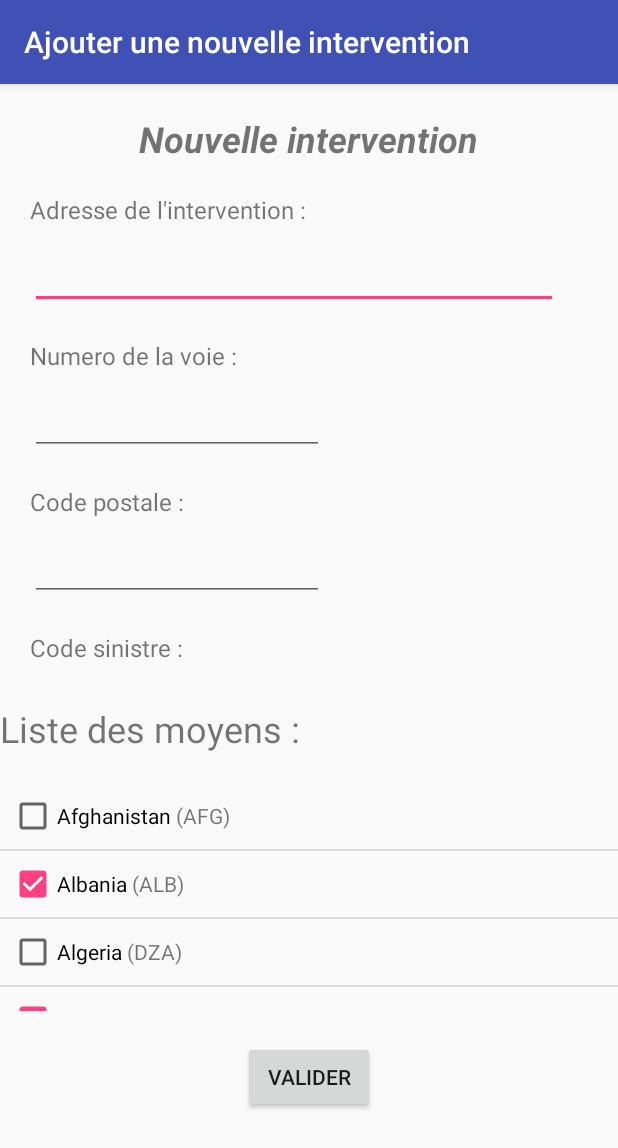
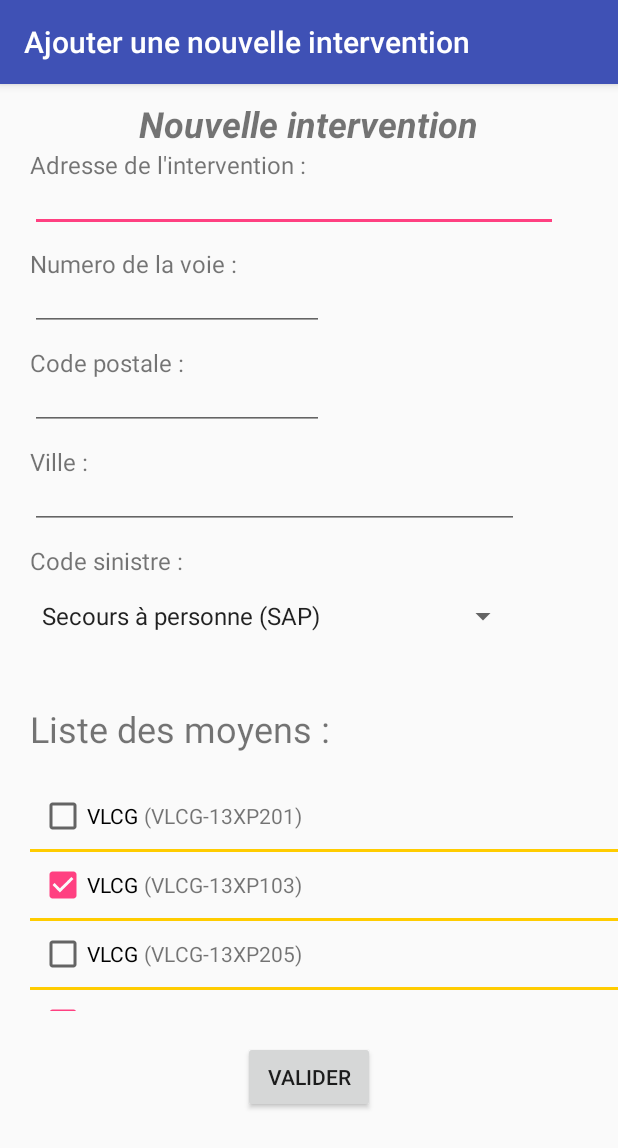
Before and after one commit to Tanaht/codis-groupe-a, an Android app: the screen it shows after launch (NewInterventionActivity), on a phone screen of 412 x 824 dp. Shown: the top 1148 px of the screen. Run offline under Robolectric (Android 15) with nearby library versions, the phone set to English and light mode, and no system bars.

Commit message:
[US-1][#19] : Add Moyen DAO & Moyen Service
+ Moyen DAO
+ Moyen Service
+ Moyen List Adapter
+ Design Page Nouvelle Intervention

```diff
--- a/android/app/src/main/java/ila/fr/codisintervention/Activities/NewInterventionActivity.java
+++ b/android/app/src/main/java/ila/fr/codisintervention/Activities/NewInterventionActivity.java
@@ -12,8 +12,9 @@ import android.widget.Toast;
 
 import java.util.ArrayList;
 
-import ila.fr.codisintervention.Entities.Country;
+import ila.fr.codisintervention.Entities.Moyen;
 import ila.fr.codisintervention.R;
+import ila.fr.codisintervention.Services.MoyensService;
 import ila.fr.codisintervention.Utils.MoyenListAdapter;
 
 public class NewInterventionActivity extends AppCompatActivity {
@@ -52,26 +53,13 @@ public class NewInterventionActivity extends AppCompatActivity {
 
     private void displayListView(){
 
-        //Array list of countries
-        ArrayList<Country> countryList = new ArrayList<Country>();
-        Country country = new Country("AFG","Afghanistan",false);
-        countryList.add(country);
-        country = new Country("ALB","Albania",true);
-        countryList.add(country);
-        country = new Country("DZA","Algeria",false);
-        countryList.add(country);
-        country = new Country("ASM","American Samoa",true);
-        countryList.add(country);
-        country = new Country("AND","Andorra",true);
-        countryList.add(country);
-        country = new Country("AGO","Angola",false);
-        countryList.add(country);
-        country = new Country("AIA","Anguilla",false);
-        countryList.add(country);
+        // Moyens Dispos List
+        MoyensService ms = new MoyensService();
+        ArrayList<Moyen> moyenList = ms.getMoyensDispo();
 
         //create an ArrayAdaptar from the String Array
         dataAdapter = new MoyenListAdapter(this,
-                R.layout.moyen_infos_layout, countryList);
+                R.layout.moyen_infos_layout, moyenList);
         ListView listView = (ListView) findViewById(R.id.listView1);
         // Assign adapter to ListView
         listView.setAdapter(dataAdapter);
@@ -80,9 +68,9 @@ public class NewInterventionActivity extends AppCompatActivity {
             public void onItemClick(AdapterView<?> parent, View view,
                                     int position, long id) {
                 // When clicked, show a toast with the TextView text
-                Country country = (Country) parent.getItemAtPosition(position);
+                Moyen moyen = (Moyen) parent.getItemAtPosition(position);
                 Toast.makeText(getApplicationContext(),
-                        "Clicked on Row: " + country.getName(),
+                        "Clicked on Row: " + moyen.getName(),
                         Toast.LENGTH_LONG).show();
             }
         });
@@ -100,11 +88,11 @@ public class NewInterventionActivity extends AppCompatActivity {
                 StringBuffer responseText = new StringBuffer();
                 responseText.append("The following were selected...\n");
 
-                ArrayList<Country> countryList = dataAdapter.getCountryList();
-                for(int i=0;i<countryList.size();i++){
-                    Country country = countryList.get(i);
-                    if(country.isSelected()){
-                        responseText.append("\n" + country.getName());
+                ArrayList<Moyen> moyenList = dataAdapter.getMoyenList();
+                for(int i=0;i<moyenList.size();i++){
+                    Moyen moyen = moyenList.get(i);
+                    if(moyen.isSelected()){
+                        responseText.append("\n" + moyen.getName());
                     }
                 }
 
--- a/android/app/src/main/java/ila/fr/codisintervention/Entities/Country.java
+++ b/android/app/src/main/java/ila/fr/codisintervention/Entities/Moyen.java
@@ -4,12 +4,12 @@ package ila.fr.codisintervention.Entities;
  * Created by aminesoumiaa on 22/03/18.
  */
 
-public class Country {
+public class Moyen {
     String code = null;
     String name = null;
     boolean selected = false;
 
-    public Country(String code, String name, boolean selected) {
+    public Moyen(String code, String name, boolean selected) {
         super();
         this.code = code;
         this.name = name;
--- /dev/null
+++ b/android/app/src/main/java/ila/fr/codisintervention/Services/MoyensService.java
@@ -0,0 +1,24 @@
+package ila.fr.codisintervention.Services;
+
+import java.util.ArrayList;
+
+import ila.fr.codisintervention.Entities.Moyen;
+
+/**
+ * Created by aminesoumiaa on 23/03/18.
+ */
+
+public class MoyensService {
+
+    public ArrayList<Moyen> getMoyensDispo(){
+        ArrayList<Moyen> MoyenDispoList = new ArrayList<Moyen>();
+        MoyenDispoList.add(new Moyen("VLCG-13XP201","VLCG",false));
+        MoyenDispoList.add(new Moyen("VLCG-13XP103","VLCG",true));
+        MoyenDispoList.add(new Moyen("VLCG-13XP205","VLCG",false));
+        MoyenDispoList.add(new Moyen("VSAV-12VS32","VSAV",true));
+        MoyenDispoList.add(new Moyen("VSAV-12VS20","VSAV",true));
+        MoyenDispoList.add(new Moyen("FPT-F21","FPT",false));
+        MoyenDispoList.add(new Moyen("FPT-F14","FPT",false));
+        return MoyenDispoList;
+    }
+}
--- a/android/app/src/main/java/ila/fr/codisintervention/Utils/MoyenListAdapter.java
+++ b/android/app/src/main/java/ila/fr/codisintervention/Utils/MoyenListAdapter.java
@@ -6,34 +6,33 @@ import android.view.LayoutInflater;
 import android.view.View;
 import android.view.ViewGroup;
 import android.widget.ArrayAdapter;
-import android.widget.Button;
 import android.widget.CheckBox;
 import android.widget.TextView;
 import android.widget.Toast;
 
 import java.util.ArrayList;
 
-import ila.fr.codisintervention.Entities.Country;
+import ila.fr.codisintervention.Entities.Moyen;
 import ila.fr.codisintervention.R;
 
 /**
  * Created by aminesoumiaa on 22/03/18.
  */
 
-public class MoyenListAdapter extends ArrayAdapter<Country> {
+public class MoyenListAdapter extends ArrayAdapter<Moyen> {
     private final Context context;
-    private ArrayList<Country> countryList;
+    private ArrayList<Moyen> moyenList;
 
     public MoyenListAdapter(Context context, int textViewResourceId,
-                           ArrayList<Country> countryList) {
-        super(context, textViewResourceId, countryList);
+                           ArrayList<Moyen> moyenList) {
+        super(context, textViewResourceId, moyenList);
         this.context = context;
-        this.countryList = new ArrayList<Country>();
-        this.countryList.addAll(countryList);
+        this.moyenList = new ArrayList<Moyen>();
+        this.moyenList.addAll(moyenList);
     }
 
-    public ArrayList<Country> getCountryList() {
-        return countryList;
+    public ArrayList<Moyen> getMoyenList() {
+        return moyenList;
     }
 
     private class ViewHolder {
@@ -60,12 +59,12 @@ public class MoyenListAdapter extends ArrayAdapter<Country> {
             holder.name.setOnClickListener( new View.OnClickListener() {
                 public void onClick(View v) {
                     CheckBox cb = (CheckBox) v ;
-                    Country country = (Country) cb.getTag();
+                    Moyen moyen = (Moyen) cb.getTag();
                     Toast.makeText(context.getApplicationContext(),
                             "Clicked on Checkbox: " + cb.getText() +
                                     " is " + cb.isChecked(),
                             Toast.LENGTH_LONG).show();
-                    country.setSelected(cb.isChecked());
+                    moyen.setSelected(cb.isChecked());
                 }
             });
         }
@@ -73,11 +72,11 @@ public class MoyenListAdapter extends ArrayAdapter<Country> {
             holder = (ViewHolder) convertView.getTag();
         }
 
-        Country country = countryList.get(position);
-        holder.code.setText(" (" +  country.getCode() + ")");
-        holder.name.setText(country.getName());
-        holder.name.setChecked(country.isSelected());
-        holder.name.setTag(country);
+        Moyen moyen = moyenList.get(position);
+        holder.code.setText(" (" +  moyen.getCode() + ")");
+        holder.name.setText(moyen.getName());
+        holder.name.setChecked(moyen.isSelected());
+        holder.name.setTag(moyen);
 
         return convertView;
     }
--- a/android/app/src/main/res/layout/activity_new_intervention.xml
+++ b/android/app/src/main/res/layout/activity_new_intervention.xml
@@ -18,13 +18,17 @@
         android:layout_width="wrap_content"
         android:layout_height="wrap_content"
         android:layout_marginTop="20dp"
+        android:layout_marginLeft="20dp"
         android:textSize="24sp" />
 
     <ListView
         android:id="@+id/listView1"
         android:layout_marginTop="20dp"
+        android:layout_marginLeft="20dp"
         android:layout_height="152dp"
-        android:layout_width="wrap_content" />
+        android:layout_width="wrap_content"
+        android:divider="#FFCC00"
+        android:dividerHeight="2dp"/>
 
     <Button
         android:id="@+id/SendIntervention"
--- a/android/app/src/main/res/layout/fragment_intervention_form.xml
+++ b/android/app/src/main/res/layout/fragment_intervention_form.xml
@@ -1,5 +1,6 @@
 <?xml version="1.0" encoding="utf-8"?>
 <LinearLayout xmlns:android="http://schemas.android.com/apk/res/android"
+    xmlns:tools="http://schemas.android.com/tools"
     android:layout_width="match_parent"
     android:layout_height="match_parent"
     android:orientation="vertical"
@@ -11,7 +12,7 @@
         android:layout_width="wrap_content"
         android:layout_height="wrap_content"
         android:layout_gravity="center"
-        android:layout_marginTop="20dp"
+        android:layout_marginTop="10dp"
         android:textSize="24sp"
         android:textStyle="bold|italic"/>
 
@@ -20,84 +21,83 @@
         android:layout_width="wrap_content"
         android:layout_height="wrap_content"
         android:layout_marginLeft="20dp"
-        android:layout_marginTop="20dp"
         android:text="@string/InterventionAddressLabel"
         android:textSize="16sp" />
 
     <EditText
         android:id="@+id/interventionAddress"
         android:layout_width="match_parent"
-        android:layout_height="wrap_content"
+        android:layout_height="34dp"
         android:layout_marginLeft="20dp"
-        android:layout_marginTop="10dp"
-        android:layout_marginRight="40dp"/>
+        android:layout_marginRight="40dp"
+        android:textSize="12sp"
+        tools:text="ggggfffF" />
 
     <TextView
         android:id="@+id/AddressNumeroLabel"
         android:layout_width="wrap_content"
         android:layout_height="wrap_content"
         android:layout_marginLeft="20dp"
-        android:layout_marginTop="20dp"
+        android:layout_marginTop="10dp"
         android:text="@string/InterventionAddressNumero"
         android:textSize="16sp" />
 
     <EditText
         android:id="@+id/interventionAddressNumero"
         android:layout_width="196dp"
-        android:layout_height="wrap_content"
+        android:layout_height="34dp"
         android:layout_marginLeft="20dp"
         android:layout_marginRight="40dp"
-        android:layout_marginTop="10dp" />
+        android:textSize="12sp" />
 
     <TextView
         android:id="@+id/textView"
         android:layout_width="wrap_content"
         android:layout_height="wrap_content"
         android:layout_marginLeft="20dp"
-        android:layout_marginTop="20dp"
+        android:layout_marginTop="10dp"
         android:text="@string/InterventionAddressCP"
         android:textSize="16sp" />
 
     <EditText
         android:id="@+id/interventionAddressCP"
         android:layout_width="196dp"
+        android:layout_height="34dp"
+        android:layout_marginLeft="20dp"
+        android:layout_marginRight="40dp"
+        android:textSize="12sp" />
+
+    <TextView
+        android:id="@+id/textView2"
+        android:layout_width="wrap_content"
         android:layout_height="wrap_content"
         android:layout_marginLeft="20dp"
+        android:layout_marginTop="10dp"
+        android:text="@string/InterventionAddressCity"
+        android:textSize="16sp" />
+
+    <EditText
+        android:id="@+id/interventionAddressCity"
+        android:layout_width="326dp"
+        android:layout_height="34dp"
+        android:layout_marginLeft="20dp"
         android:layout_marginRight="40dp"
-        android:layout_marginTop="10dp" />
+        android:textSize="12sp" />
 
     <TextView
         android:id="@+id/codeLabel"
         android:layout_width="wrap_content"
         android:layout_height="wrap_content"
         android:layout_marginLeft="20dp"
-        android:layout_marginTop="20dp"
+        android:layout_marginTop="10dp"
         android:text="@string/InterventionCodeLabel"
         android:textSize="16sp" />
 
     <Spinner
         android:id="@+id/CodeList"
         android:layout_width="326dp"
-        android:layout_height="40dp"
+        android:layout_height="32dp"
         android:layout_marginLeft="20dp"
         android:layout_marginRight="40dp"
         android:layout_marginTop="10dp" />
-
-    <TextView
-        android:id="@+id/textView2"
-        android:layout_width="wrap_content"
-        android:layout_height="wrap_content"
-        android:layout_marginLeft="20dp"
-        android:layout_marginTop="20dp"
-        android:text="@string/InterventionAddressCity"
-        android:textSize="16sp" />
-
-    <EditText
-        android:id="@+id/interventionAddressCity"
-        android:layout_width="326dp"
-        android:layout_height="wrap_content"
-        android:layout_marginLeft="20dp"
-        android:layout_marginRight="40dp"
-        android:layout_marginTop="10dp"/>
-
 </LinearLayout>
```
